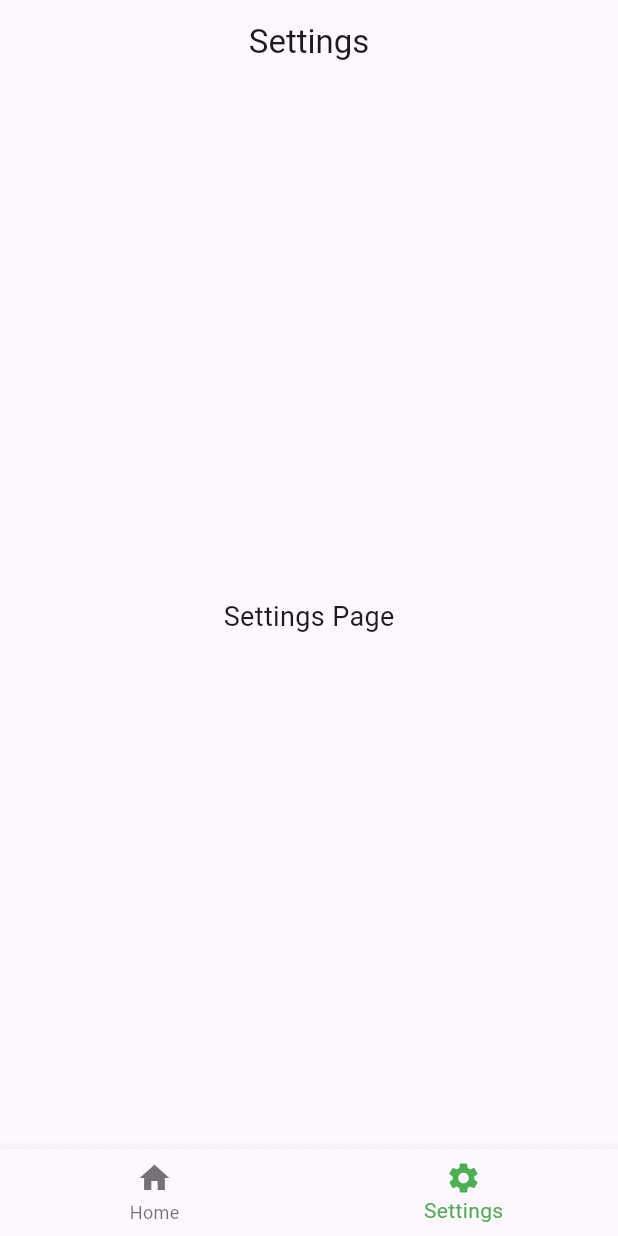
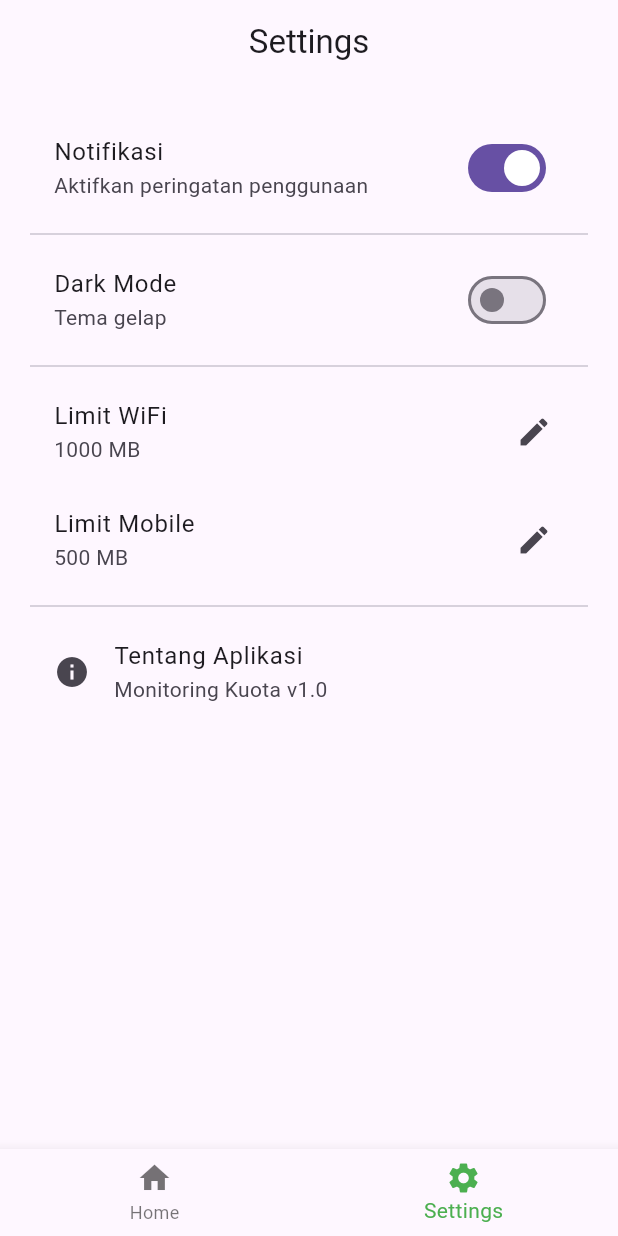
Before and after one commit to aisyahesahh54/pratikum_limit_kuota_kelompok6, a Flutter app: the screen it shows after launch, item 2 of the bottom bar chosen, on a phone screen of 412 x 824 dp. Run offline on Flutter 3.47's test engine with Material 3 defaults, Android fonts, the phone set to English and light mode, and no system bars; our stand-ins replace sqflite; missing offline and left inert: android_intent_plus; accounts and stored records are empty.

Commit message:
mengupgrade projek

```diff
--- a/lib/main_page.dart
+++ b/lib/main_page.dart
@@ -1,6 +1,6 @@
 import 'package:flutter/material.dart';
+import 'package:pratikum_limit_kuota_kelompok6/settings_page.dart';
 import 'package:pratikum_limit_kuota_kelompok6/src/core/features/home_page.dart';
-import 'settings_page.dart';
 
 class MainPage extends StatefulWidget {
   const MainPage({super.key});
--- a/lib/settings_page.dart
+++ b/lib/settings_page.dart
@@ -1,7 +1,18 @@
 import 'package:flutter/material.dart';
 
-class SettingsPage extends StatelessWidget {
+class SettingsPage extends StatefulWidget {
   const SettingsPage({super.key});
+
+  @override
+  State<SettingsPage> createState() => _SettingsPageState();
+}
+
+class _SettingsPageState extends State<SettingsPage> {
+  bool notif = true;
+  bool darkMode = false;
+
+  int wifiLimit = 1000; // MB
+  int mobileLimit = 500; // MB
 
   @override
   Widget build(BuildContext context) {
@@ -10,11 +21,103 @@ class SettingsPage extends StatelessWidget {
         title: const Text("Settings"),
         centerTitle: true,
       ),
-      body: const Center(
-        child: Text(
-          "Settings Page",
-          style: TextStyle(fontSize: 18),
+      body: ListView(
+        padding: const EdgeInsets.all(20),
+        children: [
+
+          /// 🔔 NOTIFICATION
+          SwitchListTile(
+            title: const Text("Notifikasi"),
+            subtitle: const Text("Aktifkan peringatan penggunaan"),
+            value: notif,
+            onChanged: (value) {
+              setState(() {
+                notif = value;
+              });
+            },
+          ),
+
+          const Divider(),
+
+          /// 🌙 DARK MODE
+          SwitchListTile(
+            title: const Text("Dark Mode"),
+            subtitle: const Text("Tema gelap"),
+            value: darkMode,
+            onChanged: (value) {
+              setState(() {
+                darkMode = value;
+              });
+            },
+          ),
+
+          const Divider(),
+
+          /// 📶 WIFI LIMIT
+          ListTile(
+            title: const Text("Limit WiFi"),
+            subtitle: Text("$wifiLimit MB"),
+            trailing: const Icon(Icons.edit),
+            onTap: () => _editLimit("WiFi"),
+          ),
+
+          /// 📡 MOBILE LIMIT
+          ListTile(
+            title: const Text("Limit Mobile"),
+            subtitle: Text("$mobileLimit MB"),
+            trailing: const Icon(Icons.edit),
+            onTap: () => _editLimit("Mobile"),
+          ),
+
+          const Divider(),
+
+          /// ℹ️ ABOUT
+          ListTile(
+            title: const Text("Tentang Aplikasi"),
+            subtitle: const Text("Monitoring Kuota v1.0"),
+            leading: const Icon(Icons.info),
+          ),
+        ],
+      ),
+    );
+  }
+
+  void _editLimit(String type) {
+    TextEditingController controller = TextEditingController();
+
+    showDialog(
+      context: context,
+      builder: (_) => AlertDialog(
+        title: Text("Set Limit $type"),
+        content: TextField(
+          controller: controller,
+          keyboardType: TextInputType.number,
+          decoration: const InputDecoration(
+            hintText: "Masukkan dalam MB",
+          ),
         ),
+        actions: [
+          TextButton(
+            onPressed: () => Navigator.pop(context),
+            child: const Text("Batal"),
+          ),
+          ElevatedButton(
+            onPressed: () {
+              setState(() {
+                int value = int.tryParse(controller.text) ?? 0;
+
+                if (type == "WiFi") {
+                  wifiLimit = value;
+                } else {
+                  mobileLimit = value;
+                }
+              });
+
+              Navigator.pop(context);
+            },
+            child: const Text("Simpan"),
+          ),
+        ],
       ),
     );
   }
--- a/pubspec.yaml
+++ b/pubspec.yaml
@@ -30,6 +30,7 @@ environment:
 dependencies:
   flutter:
     sdk: flutter
+  network_info_plus: ^4.0.0
 
   # The following adds the Cupertino Icons font to your application.
   # Use with the CupertinoIcons class for iOS style icons.
```
Also changed, not shown: lib/src/core/features/home_page.dart (+3 -10 lines), pubspec.lock, 1 other file.
